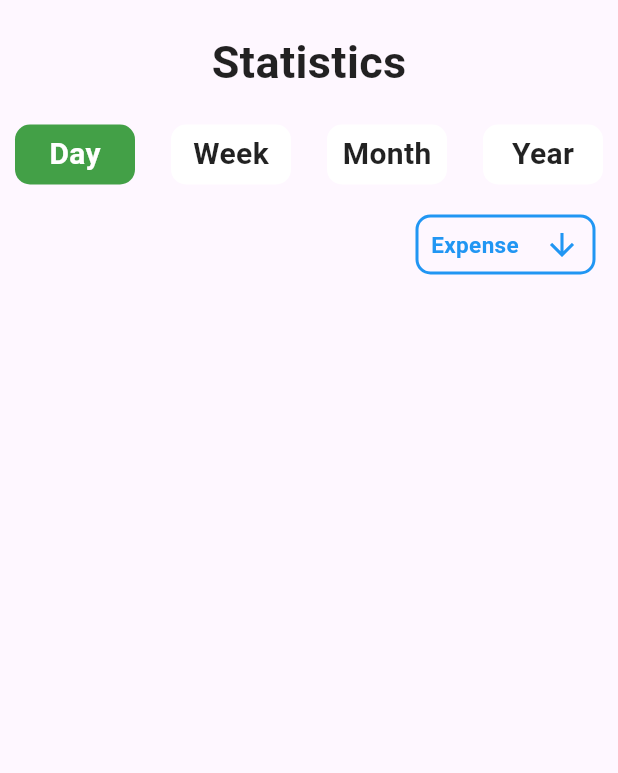
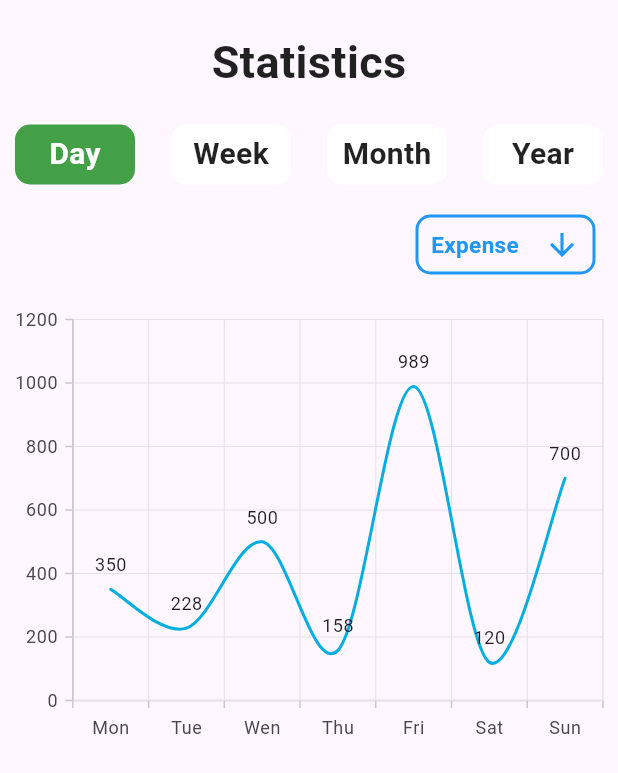
Before and after one commit to ahmaddioxide/ppocket, a Flutter app: the StatScreen screen opened directly, on a phone screen of 412 x 824 dp. Shown: the top 773 px of the screen. Run offline on Flutter 3.47's test engine with Material 2 defaults, Android fonts, the phone set to English and light mode, and no system bars; our stand-ins replace cloud_firestore, curved_navigation_bar, device_preview, firebase_auth, firebase_core, flutter_spinkit and 2 more; missing offline and left inert: qr_code_scanner; accounts and stored records are empty.

Commit message:
updated Stats screen

```diff
--- a/lib/views/budget_screens/budget_home_screen.dart
+++ b/lib/views/budget_screens/budget_home_screen.dart
@@ -12,8 +12,8 @@ class BudgetHome extends StatelessWidget {
   Widget build(BuildContext context) {
     return Scaffold(
       appBar: AppBar(
-        title: const Text('PPocket'),
-        backgroundColor: Colors.blue[200],
+        title: const Text('Jawad'),
+        backgroundColor: Colors.green[600],
         titleTextStyle: const TextStyle(
           color: Colors.white,
           fontSize: 30.0,
--- /dev/null
+++ b/lib/views/budget_screens/stats/budget_chart.dart
@@ -0,0 +1,38 @@
+import 'package:flutter/material.dart';
+import 'package:syncfusion_flutter_charts/charts.dart';
+
+class BudgetChart extends StatelessWidget {
+  const BudgetChart({Key? key}) : super(key: key);
+
+  @override
+  Widget build(BuildContext context) {
+    return Container(
+      child: SfCartesianChart(
+        primaryXAxis: CategoryAxis(),
+        series: <SplineSeries<BudgetData, String>>[
+          SplineSeries<BudgetData, String>(
+            dataSource: <BudgetData>[
+              BudgetData('Mon', 350),
+              BudgetData('Tue', 228),
+              BudgetData('Wen', 500),
+              BudgetData('Thu', 158),
+              BudgetData('Fri', 989),
+              BudgetData('Sat', 120),
+              BudgetData('Sun', 700),
+            ],
+            xValueMapper: (BudgetData budget, _) => budget.date,
+            yValueMapper: (BudgetData budget, _) => budget.expense,
+            // Enable data label
+            dataLabelSettings: DataLabelSettings(isVisible: true),
+          )
+        ],
+      ),
+    );
+  }
+}
+
+class BudgetData {
+  BudgetData(this.date, this.expense);
+  final String date;
+  final double expense;
+}
--- a/lib/views/budget_screens/stats_screen.dart
+++ b/lib/views/budget_screens/stats_screen.dart
@@ -1,5 +1,6 @@
 import 'package:flutter/material.dart';
 import 'package:get/get_connect/http/src/utils/utils.dart';
+import 'package:ppocket/views/budget_screens/stats/budget_chart.dart';
 
 class StatScreen extends StatefulWidget {
   const StatScreen({super.key});
@@ -15,10 +16,9 @@ class _StatScreenState extends State<StatScreen> {
   @override
   Widget build(BuildContext context) {
     return Scaffold(
-      body: SafeArea(
-          child: CustomScrollView(
+      body: CustomScrollView(
         slivers: [
-          SliverToBoxAdapter(
+          SliverFillRemaining(
             child: Column(
               children: [
                 SizedBox(
@@ -105,12 +105,16 @@ class _StatScreenState extends State<StatScreen> {
                       )
                     ],
                   ),
-                )
+                ),
+                SizedBox(
+                  height: 20,
+                ),
+                BudgetChart(),
               ],
             ),
           )
         ],
-      )),
+      ),
     );
   }
 }
--- a/pubspec.yaml
+++ b/pubspec.yaml
@@ -44,6 +44,7 @@ dependencies:
   firebase_auth: ^4.7.1
   flutter_spinkit: ^5.2.0
   qr_code_scanner: ^1.0.1
+  syncfusion_flutter_charts: ^20.2.44
 
 
 dev_dependencies:
```
Also changed, not shown: lib/main.dart (+7 -5 lines), lib/views/budget_screens/add_budget_screen.dart (added, +17 -0 lines), lib/views/budget_screens/bottom_nav.dart (added, +94 -0 lines), pubspec.lock.
